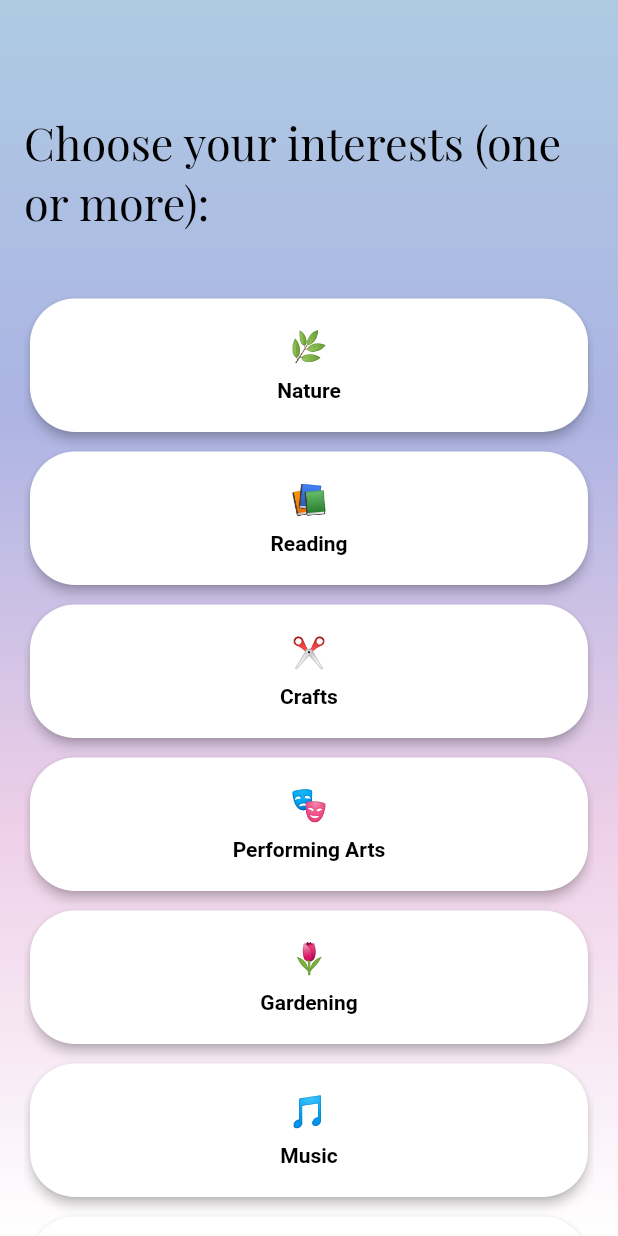
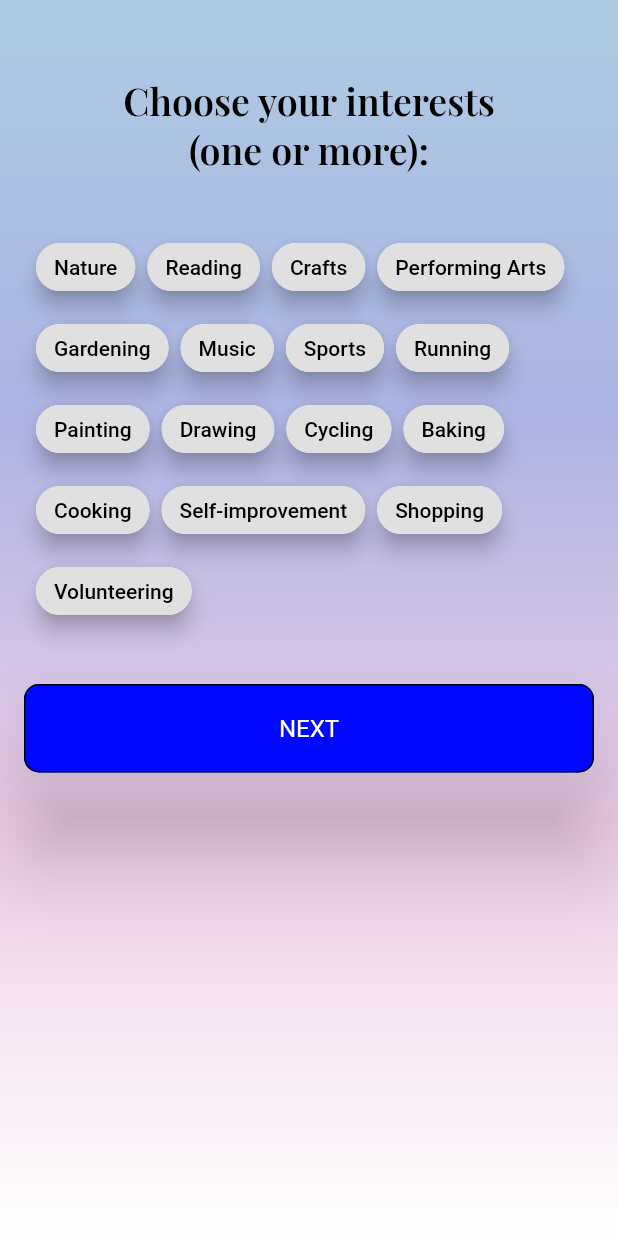
Before and after one commit to mackenziesalinas/HCI-Implementation, a Flutter app: the SelectHobbiesPage screen opened directly, on a phone screen of 412 x 824 dp. Run offline on Flutter 3.47's test engine with Material 2 defaults, Android fonts, the phone set to English and light mode, and no system bars; our stand-ins replace google_fonts, table_calendar; missing offline and left inert: tech_addict; statements that could not run were skipped.

Commit message:
Update select_hobbies_page_with_edits.dart

```diff
--- a/lib/pages/select_hobbies_page_with_edits.dart
+++ b/lib/pages/select_hobbies_page_with_edits.dart
@@ -15,19 +15,18 @@ class _SelectHobbiesPageState extends State<SelectHobbiesPage> {
     'Gardening',
     'Music',
     'Sports',
+    'Running',
+    'Painting',
+    'Drawing',
+    'Cycling',
+    'Baking',
+    'Cooking',
+    'Self-improvement',
+    'Shopping',
+    'Volunteering'
   ];
 
   Set<String> selectedHobbies = Set<String>();
-
-  Map<String, String> interestEmojis = {
-    'Nature': '🌿',
-    'Reading': '📚',
-    'Crafts': '✂️',
-    'Performing Arts': '🎭',
-    'Gardening': '🌷',
-    'Music': '🎵',
-    'Sports': '⚽',
-  };
 
   void navigateToDashboard() {
     // Navigate to the dashboard page here.
@@ -60,24 +59,36 @@ class _SelectHobbiesPageState extends State<SelectHobbiesPage> {
             padding: EdgeInsets.symmetric(horizontal: 16.0),
             child: ListView(
               children: <Widget>[
-                const SizedBox(height: 75),
+                const SizedBox(height: 50),
                 Text(
-                  'Choose your interests (one or more):',
+                  'Choose your interests\n(one or more):',
                   style: GoogleFonts.playfairDisplay(
-                    fontSize: 30,
-                    fontWeight: FontWeight.normal,
+                    fontSize: 25,
+                    fontWeight: FontWeight.w600,
                     color: Colors.black,
                   ),
+                  textAlign: TextAlign.center,
                 ),
-                const SizedBox(height: 40),
-                Column(
+                const SizedBox(height: 30),
+                Padding(
+                  padding: const EdgeInsets.all(8.0), // Add padding around the Wrap
+                  child: Wrap(
+                    spacing: 8.0,
+                    runSpacing: 6.0,
                     children: hobbies.map((hobby) {
                       final isSelected = selectedHobbies.contains(hobby);
 
-                    return Column(
-                      children: [
-                        GestureDetector(
-                          onTap: () {
+                      return InputChip(
+                        label: Text(
+                          hobby,
+                          style: TextStyle(
+                            color: isSelected ? Colors.white : Colors.black,
+                          ),
+                        ),
+                        backgroundColor: isSelected ? Color.fromARGB(255, 0, 8, 255) : Colors.grey[300],
+                        selected: isSelected,
+                        elevation: 6,
+                        onPressed: () {
                           setState(() {
                             if (isSelected) {
                               selectedHobbies.remove(hobby);
@@ -86,46 +97,11 @@ class _SelectHobbiesPageState extends State<SelectHobbiesPage> {
                             }
                           });
                         },
-                          child: Card(
-                            elevation: isSelected ? 6 : 3, // Add elevation
-                            shape: RoundedRectangleBorder(
-                              borderRadius: BorderRadius.circular(30.0), // Make it more circular
-                            ),
-                            color: isSelected ? Color.fromARGB(255, 0, 8, 255) : Colors.white,
-                            child: Padding(
-                              padding: const EdgeInsets.all(20.0), // Add padding
-                              child: Column(
-                                children: [
-                                  Text(
-                                    interestEmojis[hobby]!,
-                                    style: TextStyle(
-                                      fontSize: 20,
-                                      color: isSelected ? Colors.white : Colors.black,
-                                    ),
-                                  ),
-                                  SizedBox(height: 10),
-                                  Align(
-                                    alignment: Alignment.center,
-                                    child: Text(
-                                      hobby,
-                                      textAlign: TextAlign.center,
-                                      style: TextStyle(
-                                        fontWeight: FontWeight.bold,
-                                        color: isSelected ? Colors.white : Colors.black,
-                                      ),
-                                    ),
-                                  ),
-                                ],
-                              ),
-                            ),
-                          ),
-                        ),
-                        SizedBox(height: 5),
-                      ],
                       );
                     }).toList(),
                   ),
-                SizedBox(height: 50),
+                ),
+                SizedBox(height: 30),
                 ElevatedButton(
                   onPressed: navigateToDashboard,
                   style: ElevatedButton.styleFrom(
@@ -136,7 +112,7 @@ class _SelectHobbiesPageState extends State<SelectHobbiesPage> {
                     shape: RoundedRectangleBorder(
                       borderRadius: BorderRadius.circular(10.0),
                     ),
-                    padding: EdgeInsets.symmetric(horizontal: 75, vertical: 30),
+                    padding: EdgeInsets.symmetric(horizontal: 5, vertical: 20),
                   ),
                   child: Text(
                     'NEXT',
@@ -147,6 +123,7 @@ class _SelectHobbiesPageState extends State<SelectHobbiesPage> {
                     ),
                   ),
                 ),
+
                 SizedBox(height: 60),
               ],
             ),
```
Lines whose indentation alone changed are shown as unchanged.
